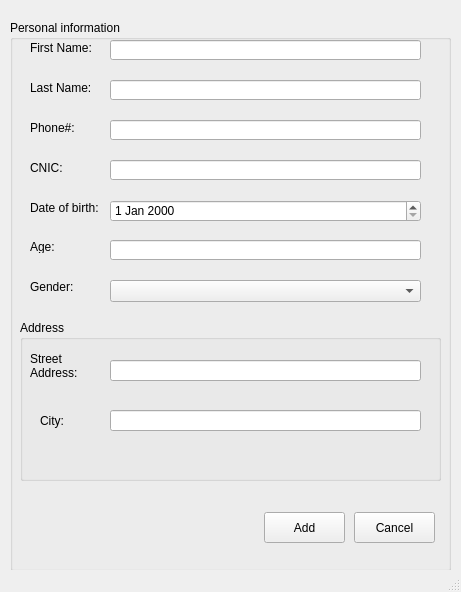
This is Screens/Receptionist AddPatient.ui in RaahimHash/DBMS-Project-UHU-Clinic as Qt 5 draws it before an edit. The edited form follows.
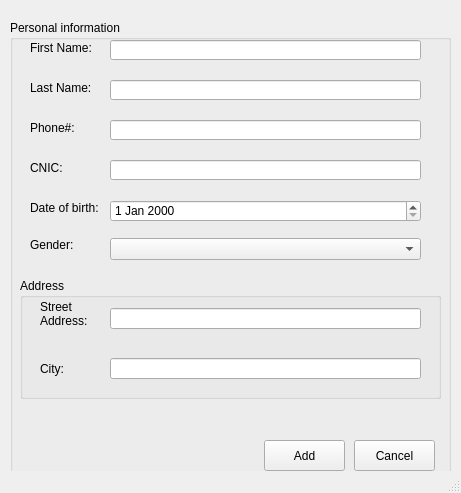
This is the edited form.

What changed in the file:
```diff
--- a/Screens/Receptionist AddPatient.ui
+++ b/Screens/Receptionist AddPatient.ui
@@ -10,7 +10,7 @@
     <x>0</x>
     <y>0</y>
     <width>461</width>
-    <height>592</height>
+    <height>493</height>
    </rect>
   </property>
   <property name="windowTitle">
@@ -108,7 +108,7 @@
      <property name="geometry">
       <rect>
        <x>20</x>
-       <y>260</y>
+       <y>218</y>
        <width>47</width>
        <height>13</height>
       </rect>
@@ -121,25 +121,12 @@
      <property name="geometry">
       <rect>
        <x>100</x>
-       <y>260</y>
+       <y>218</y>
        <width>311</width>
        <height>22</height>
       </rect>
      </property>
     </widget>
-    <widget class="QLabel" name="label_6">
-     <property name="geometry">
-      <rect>
-       <x>20</x>
-       <y>220</y>
-       <width>47</width>
-       <height>13</height>
-      </rect>
-     </property>
-     <property name="text">
-      <string>Age: </string>
-     </property>
-    </widget>
     <widget class="QLabel" name="label_7">
      <property name="geometry">
       <rect>
@@ -157,7 +144,7 @@
      <property name="geometry">
       <rect>
        <x>254</x>
-       <y>492</y>
+       <y>420</y>
        <width>81</width>
        <height>31</height>
       </rect>
@@ -170,7 +157,7 @@
      <property name="geometry">
       <rect>
        <x>344</x>
-       <y>492</y>
+       <y>420</y>
        <width>81</width>
        <height>31</height>
       </rect>
@@ -202,23 +189,13 @@
       </rect>
      </property>
     </widget>
-    <widget class="QLineEdit" name="lineAge">
-     <property name="geometry">
-      <rect>
-       <x>100</x>
-       <y>220</y>
-       <width>311</width>
-       <height>20</height>
-      </rect>
-     </property>
-    </widget>
     <widget class="QGroupBox" name="groupBox_2">
      <property name="geometry">
       <rect>
        <x>10</x>
-       <y>300</y>
+       <y>258</y>
        <width>421</width>
-       <height>161</height>
+       <height>121</height>
       </rect>
      </property>
      <property name="title">
@@ -227,8 +204,8 @@
      <widget class="QLabel" name="label_8">
       <property name="geometry">
        <rect>
-        <x>10</x>
-        <y>30</y>
+        <x>20</x>
+        <y>20</y>
         <width>81</width>
         <height>31</height>
        </rect>
@@ -242,7 +219,7 @@
       <property name="geometry">
        <rect>
         <x>20</x>
-        <y>90</y>
+        <y>80</y>
         <width>81</width>
         <height>21</height>
        </rect>
@@ -255,7 +232,7 @@
       <property name="geometry">
        <rect>
         <x>90</x>
-        <y>40</y>
+        <y>30</y>
         <width>311</width>
         <height>21</height>
        </rect>
@@ -265,7 +242,7 @@
       <property name="geometry">
        <rect>
         <x>90</x>
-        <y>90</y>
+        <y>80</y>
         <width>311</width>
         <height>21</height>
        </rect>
```
